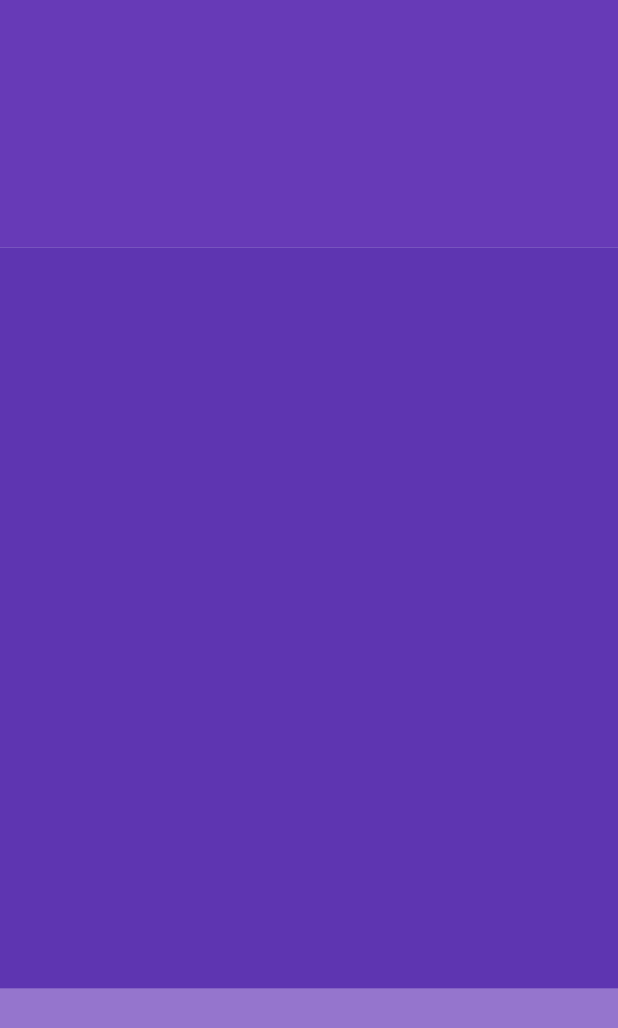
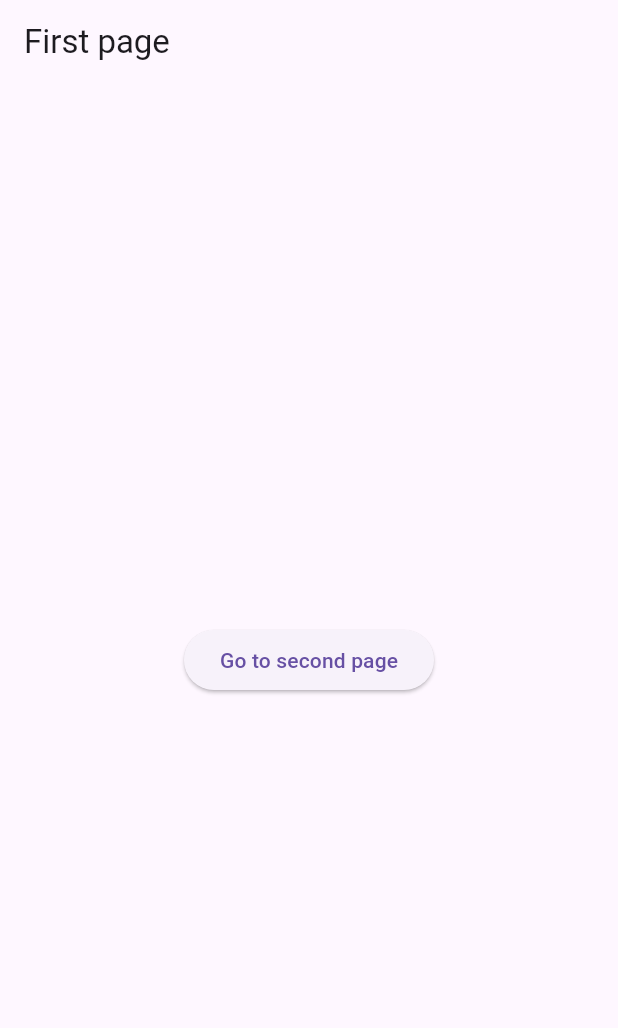
Before and after one commit to yrysNM/test, a Flutter app: the screen it shows after launch, on a phone screen of 412 x 824 dp. Shown: the top 1028 px of the screen. Run offline on Flutter 3.47's test engine with Material 3 defaults, Android fonts, the phone set to English and light mode, and no system bars.

```diff
--- a/lib/main.dart
+++ b/lib/main.dart
@@ -1,4 +1,6 @@
 import 'package:flutter/material.dart';
+import 'package:hello_world/pages/first_page.dart';
+import 'package:hello_world/pages/second_page.dart';
 
 void main() {
   runApp(MyApp());
@@ -7,85 +9,18 @@ void main() {
 class MyApp extends StatelessWidget {
   const MyApp({super.key});
 
+  static const List names = ['Test1', "test,2", 'test,3'];
+
+  void userTapped() {
+    print('hello world@@@@');
+  }
+
   @override
   Widget build(BuildContext context) {
     return MaterialApp(
-      home: Scaffold(
-        // backgroundColor: Colors.deepPurple[100],
-        // appBar: AppBar(
-        //   title: Text("Test app", style: TextStyle(color: Colors.white)),
-        //   elevation: 0,
-        //   leading: Icon(Icons.menu, color: Colors.white),
-        //   backgroundColor: Colors.deepPurple,
-        //   actions: [
-        //     IconButton(
-        //       onPressed: () {},
-        //       icon: Icon(Icons.logout, color: Colors.white),
-        //     ),
-        //   ],
-        // ),
-
-        /**
-         * BODY first practice1
-         *
-        body: Center(
-          child: Container(
-            height: 300,
-            width: 300,
-            decoration: BoxDecoration(
-              color: Colors.deepPurple,
-              borderRadius: BorderRadius.circular(20),
-            ),
-            padding: EdgeInsets.all(25),
-            // child: Text(
-            //   'Hello world',
-            //   style: TextStyle(
-            //     color: Colors.white,
-            //     fontSize: 28,
-            //     fontWeight: FontWeight.bold,
-            //   ),
-            // ),
-            child: Icon(Icons.favorite, color: Colors.white, size: 65),
-          ),
-        ),
-         *
-         *
-         */
-        body: Column(
-          // mainAxisAlignment: MainAxisAlignment.spaceEvenly,
-          // crossAxisAlignment: CrossAxisAlignment.end,
-          children: [
-            // 1first box
-            Expanded(
-              child: Container(
-                // height: 200,
-                // width: 200,
-                color: Colors.deepPurple,
-              ),
-            ),
-
-            // 2nd box
-            Expanded(
-              flex: 3,
-              child: Container(
-                // height: 200,
-                // width: 200,
-                color: Colors.deepPurple[600],
-              ),
-            ),
-
-            // 3rd box
-            Expanded(
-              child: Container(
-                // height: 100,
-                // width: 100,
-                color: Colors.deepPurple[300],
-              ),
-            ),
-          ],
-        ),
-      ),
       debugShowCheckedModeBanner: false,
+      home: FirstPage(),
+      routes: {"/secondpage": (context) => SecondPage()},
     );
   }
 }
--- /dev/null
+++ b/lib/pages/first_page.dart
@@ -0,0 +1,30 @@
+import "package:flutter/material.dart";
+import "package:hello_world/pages/second_page.dart";
+
+class FirstPage extends StatelessWidget {
+  const FirstPage({super.key});
+
+  @override
+  Widget build(BuildContext context) {
+    return Scaffold(
+      appBar: AppBar(title: Text('First page')),
+      body: Center(
+        child: ElevatedButton(
+          onPressed: () {
+            // navigate to second page
+
+            // set uped routes second variant of navigate
+            Navigator.pushNamed(context, "/secondpage");
+
+            // without routes config first variant
+            // Navigator.push(
+            //   context,
+            //   MaterialPageRoute(builder: (context) => SecondPage()),
+            // );
+          },
+          child: Text("Go to second page"),
+        ),
+      ),
+    );
+  }
+}
```
Also changed, not shown: lib/main_base_widget.dart (added, +170 -0 lines), lib/pages/second_page.dart (added, +10 -0 lines), 1 other file.
